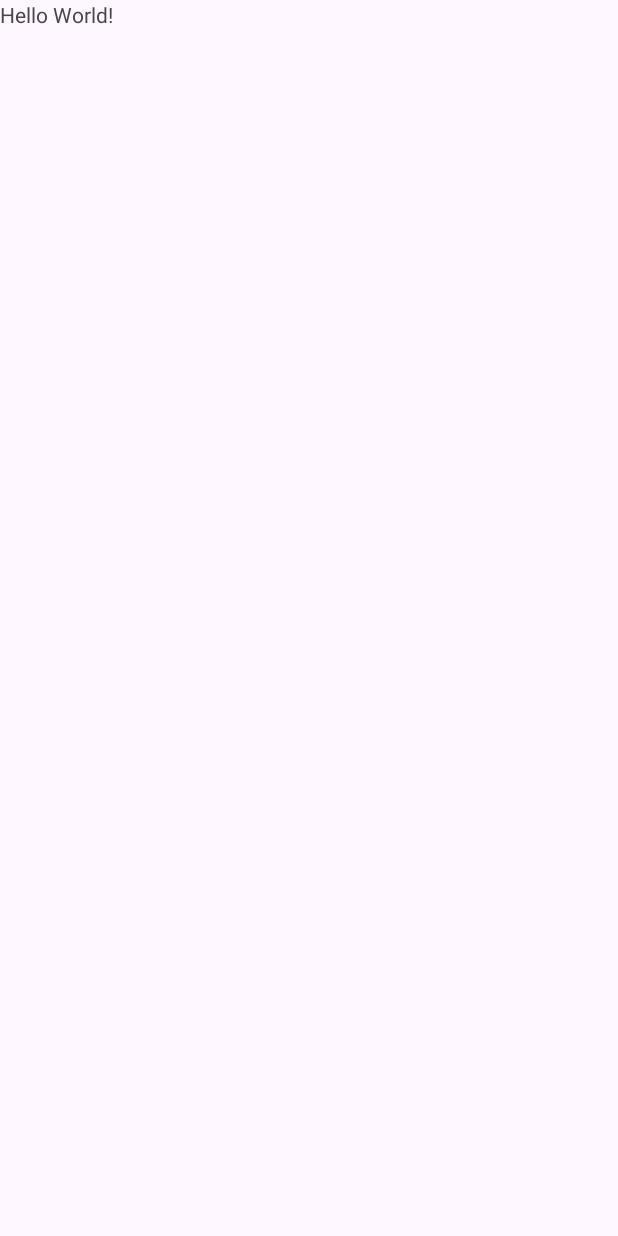
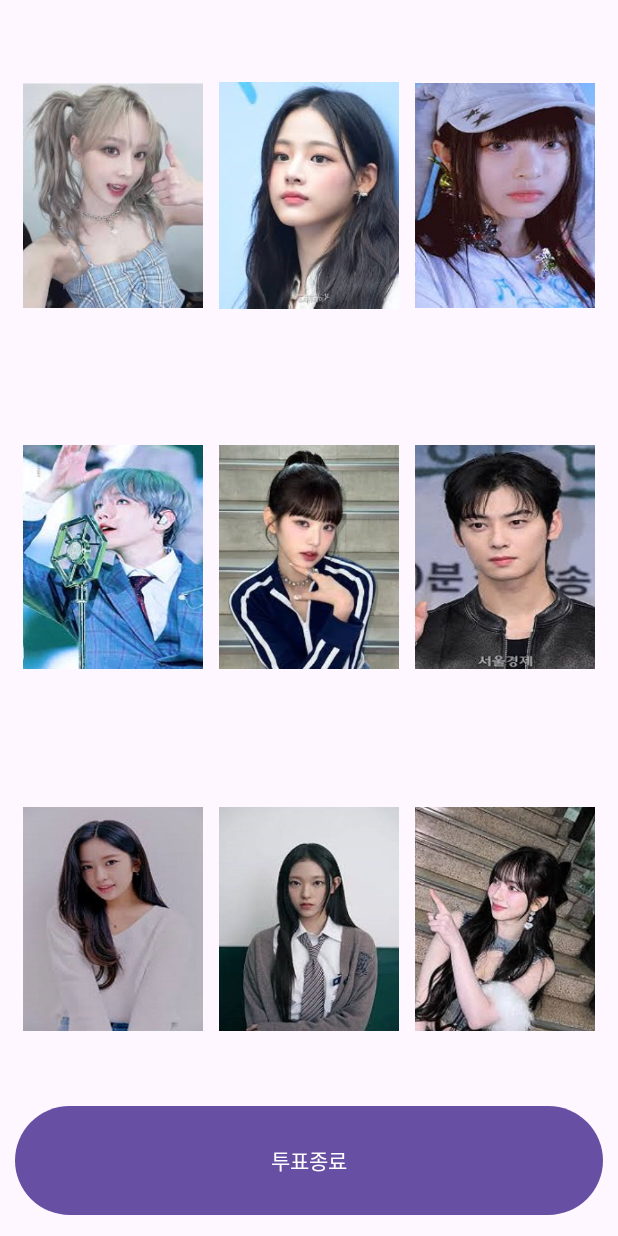
Before and after one commit to pmy0802/Ex10_2_2024, an Android app: the screen it shows after launch (MainActivity), on a phone screen of 412 x 824 dp. Before the commit the screen is almost empty. Run offline under Robolectric (Android 15) with nearby library versions, the phone set to English and light mode, and no system bars.

Commit message:
투표 후 결과화면 표시(미완성)

```diff
--- a/app/src/main/AndroidManifest.xml
+++ b/app/src/main/AndroidManifest.xml
@@ -13,6 +13,9 @@
         android:theme="@style/Theme.Ex10_2_2024"
         tools:targetApi="31">
         <activity
+            android:name=".ResultActivity"
+            android:exported="false" />
+        <activity
             android:name=".MainActivity"
             android:exported="true">
             <intent-filter>
--- a/app/src/main/java/kr/ac/kopo/ex10_2_2024/MainActivity.kt
+++ b/app/src/main/java/kr/ac/kopo/ex10_2_2024/MainActivity.kt
@@ -1,11 +1,44 @@
 package kr.ac.kopo.ex10_2_2024
 
+import android.content.Intent
 import androidx.appcompat.app.AppCompatActivity
 import android.os.Bundle
+import android.widget.Button
+import android.widget.ImageView
+import android.widget.Toast
 
 class MainActivity : AppCompatActivity() {
+
     override fun onCreate(savedInstanceState: Bundle?) {
         super.onCreate(savedInstanceState)
         setContentView(R.layout.activity_main)
+
+        var voteCount = IntArray(9)
+
+        for(i in 0..8)
+            voteCount[i] = 0
+
+        var image = arrayOfNulls<ImageView>(9)
+
+        var imageId = arrayOf(R.id.img01, R.id.img02, R.id.img03, R.id.img04, R.id.img05, R.id.img06, R.id.img07, R.id.img08, R.id.img09)
+
+        var imgName = arrayOf("에스파의 윈터", "뉴진스의 민지", "뉴진스의 하니", "엑소의 백현", "아이브의 원영", "아스트로의 은우", "아이브의 유진", "뉴진스의 해린", "에스파의 카리나")
+
+        for(i in imageId.indices){
+            // ImageView객체의 참조값을 배열에 저장
+            image[i] = findViewById<ImageView>(imageId[i])
+            image[i]!!.setOnClickListener{
+                voteCount[i]++
+                Toast.makeText(applicationContext, imgName[i] + ": 총" + voteCount[i] + "표", Toast.LENGTH_SHORT).show()
+            }
+        }
+
+        var btnDone = findViewById<Button>(R.id.btnDone)
+        btnDone.setOnClickListener {
+            var intent = Intent(applicationContext, ResultActivity::class.java)
+            intent.putExtra("imgName", imgName)
+            intent.putExtra("voteCount", voteCount)
+            startActivity(intent)
+        }
     }
 }
--- a/app/src/main/res/layout/activity_main.xml
+++ b/app/src/main/res/layout/activity_main.xml
@@ -4,15 +4,96 @@
     xmlns:tools="http://schemas.android.com/tools"
     android:layout_width="match_parent"
     android:layout_height="match_parent"
+    android:orientation="vertical"
+    android:padding="10dp"
     tools:context=".MainActivity">
 
-    <TextView
-        android:layout_width="wrap_content"
-        android:layout_height="wrap_content"
-        android:text="Hello World!"
-        app:layout_constraintBottom_toBottomOf="parent"
-        app:layout_constraintEnd_toEndOf="parent"
-        app:layout_constraintStart_toStartOf="parent"
-        app:layout_constraintTop_toTopOf="parent" />
+    <LinearLayout
+        android:layout_width="match_parent"
+        android:layout_height="0dp"
+        android:layout_weight="3"
+        android:orientation="horizontal">
+        <ImageView
+            android:id="@+id/img01"
+            android:layout_width="0dp"
+            android:layout_height="wrap_content"
+            android:layout_weight="1"
+            android:layout_margin="5dp"
+            android:src="@drawable/idol01"/>
+        <ImageView
+            android:id="@+id/img02"
+            android:layout_width="0dp"
+            android:layout_height="wrap_content"
+            android:layout_weight="1"
+            android:layout_margin="5dp"
+            android:src="@drawable/idol02"/>
+        <ImageView
+            android:id="@+id/img03"
+            android:layout_width="0dp"
+            android:layout_height="wrap_content"
+            android:layout_weight="1"
+            android:layout_margin="5dp"
+            android:src="@drawable/idol03"/>
+    </LinearLayout>
+    <LinearLayout
+        android:layout_width="match_parent"
+        android:layout_height="0dp"
+        android:layout_weight="3"
+        android:orientation="horizontal">
+        <ImageView
+            android:id="@+id/img04"
+            android:layout_width="0dp"
+            android:layout_height="wrap_content"
+            android:layout_weight="1"
+            android:layout_margin="5dp"
+            android:src="@drawable/idol04"/>
+        <ImageView
+            android:id="@+id/img05"
+            android:layout_width="0dp"
+            android:layout_height="wrap_content"
+            android:layout_weight="1"
+            android:layout_margin="5dp"
+            android:src="@drawable/idol05"/>
+        <ImageView
+            android:id="@+id/img06"
+            android:layout_width="0dp"
+            android:layout_height="wrap_content"
+            android:layout_weight="1"
+            android:layout_margin="5dp"
+            android:src="@drawable/idol06"/>
+    </LinearLayout>
+    <LinearLayout
+        android:layout_width="match_parent"
+        android:layout_height="0dp"
+        android:layout_weight="3"
+        android:orientation="horizontal">
+        <ImageView
+            android:id="@+id/img07"
+            android:layout_width="0dp"
+            android:layout_height="wrap_content"
+            android:layout_weight="1"
+            android:layout_margin="5dp"
+            android:src="@drawable/idol07"/>
+        <ImageView
+            android:id="@+id/img08"
+            android:layout_width="0dp"
+            android:layout_height="wrap_content"
+            android:layout_weight="1"
+            android:layout_margin="5dp"
+            android:src="@drawable/idol08"/>
+        <ImageView
+            android:id="@+id/img09"
+            android:layout_width="0dp"
+            android:layout_height="wrap_content"
+            android:layout_weight="1"
+            android:layout_margin="5dp"
+            android:src="@drawable/idol09"/>
+    </LinearLayout>
+    <Button
+        android:id="@+id/btnDone"
+        android:layout_width="match_parent"
+        android:layout_height="0dp"
+        android:layout_weight="1"
+        android:text="투표종료"/>
 
 </LinearLayout>
```
Also changed, not shown: app/src/main/java/kr/ac/kopo/ex10_2_2024/ResultActivity.kt (added, +11 -0 lines), app/src/main/res/layout/activity_result.xml (added, +214 -0 lines), app/src/main/res/drawable/idol02.jpg, app/src/main/res/drawable/idol03.jpg, app/src/main/res/drawable/idol04.jpg, app/src/main/res/drawable/idol05.jpg, app/src/main/res/drawable/idol06.jpg, app/src/main/res/drawable/idol07.jpg, app/src/main/res/drawable/idol08.jpg, app/src/main/res/drawable/idol09.jpg.
